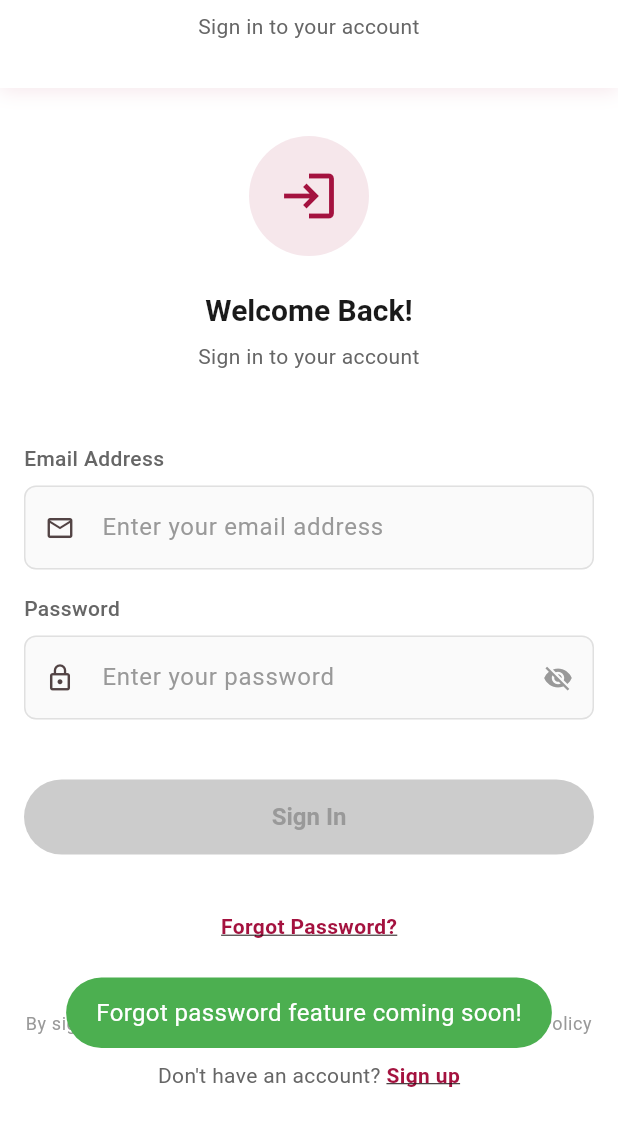
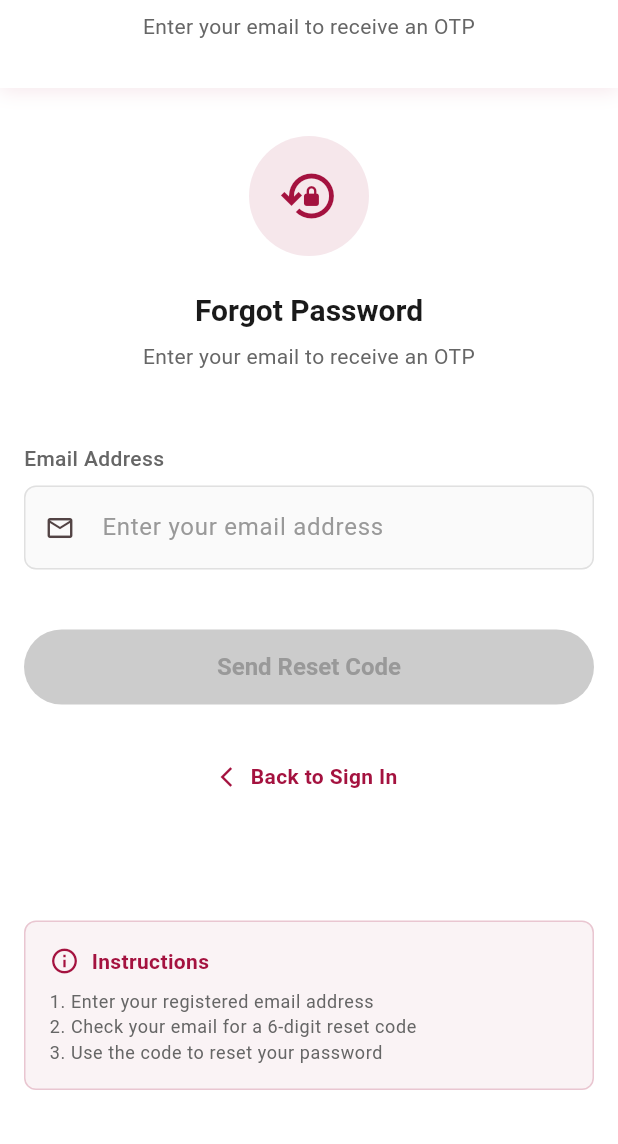
Before and after one commit to gurusaran1205/Amrita-Lab-X, a Flutter app: the screen it shows after launch, after a tap on "Forgot Password?", on a phone screen of 412 x 824 dp, the part 92-1236 px from its top. Run offline on Flutter 3.47's test engine with Material 3 defaults, Android fonts, the phone set to English and light mode, and no system bars; our stand-ins replace fluttertoast, google_fonts, pin_code_fields, shared_preferences; accounts and stored records are empty.

Commit message:
First commit

```diff
--- a/lib/main.dart
+++ b/lib/main.dart
@@ -1,4 +1,5 @@
 import 'package:amrita_ulabs/screens/login_screen.dart';
+import 'package:amrita_ulabs/screens/reset_password_screen.dart';
 import 'package:flutter/material.dart';
 import 'package:provider/provider.dart';
 import 'package:google_fonts/google_fonts.dart';
@@ -11,6 +12,7 @@ import 'screens/otp_verification_screen.dart';
 import 'screens/success_screen.dart';
 import 'providers/equipment_provider.dart';
 import 'screens/equipment_selection.dart';
+import 'screens/forgot_password_screen.dart';
 
 void main() {
   runApp(const AmritaULabsApp());
@@ -42,6 +44,12 @@ class AmritaULabsApp extends StatelessWidget {
           '/otp': (context) => const OtpVerificationScreen(),
           '/success': (context) => const SuccessScreen(),
           '/equipment': (context) => const EquipmentSelectionPage(),
+          '/forgot_password': (context) => const ForgotPasswordScreen(),
+          '/reset-password': (context) {
+            final email = ModalRoute.of(context)!.settings.arguments as String;
+            return ResetPasswordScreen(email: email);
+          },
+          // Added forgot password route
         },
       ),
     );
--- a/lib/screens/login_screen.dart
+++ b/lib/screens/login_screen.dart
@@ -216,7 +216,7 @@ class _LoginScreenState extends State<LoginScreen> {
             color: AppColors.primaryMaroon.withOpacity(0.1),
             shape: BoxShape.circle,
           ),
-          child: Icon(
+          child: const Icon(
             Icons.login_outlined,
             size: 40,
             color: AppColors.primaryMaroon,
@@ -309,7 +309,7 @@ class _LoginScreenState extends State<LoginScreen> {
   Widget _buildForgotPasswordLink() {
     return TextButton(
       onPressed: () {
-        _showSuccessToast('Forgot password feature coming soon!');
+        Navigator.pushNamed(context, '/forgot_password');
       },
       child: Text(
         'Forgot Password?',
--- a/lib/screens/reset_password_screen.dart
+++ b/lib/screens/reset_password_screen.dart
@@ -250,7 +250,7 @@ class _ResetPasswordScreenState extends State<ResetPasswordScreen> {
             color: AppColors.primaryMaroon.withOpacity(0.1),
             shape: BoxShape.circle,
           ),
-          child: Icon(
+          child: const Icon(
             Icons.security_outlined,
             size: 40,
             color: AppColors.primaryMaroon,
--- a/lib/screens/signup_screen.dart
+++ b/lib/screens/signup_screen.dart
@@ -301,7 +301,7 @@ class _SignupScreenState extends State<SignupScreen> {
       ),
       child: Row(
         children: [
-          Icon(
+          const Icon(
             Icons.error_outline,
             color: AppColors.error,
             size: 20,
--- a/lib/screens/success_screen.dart
+++ b/lib/screens/success_screen.dart
@@ -41,7 +41,7 @@ class SuccessScreen extends StatelessWidget {
                           color: AppColors.success.withOpacity(0.1),
                           shape: BoxShape.circle,
                         ),
-                        child: Icon(
+                        child: const Icon(
                           Icons.check_circle_outline,
                           size: 60,
                           color: AppColors.success,
@@ -125,7 +125,7 @@ class SuccessScreen extends StatelessWidget {
                       // Logout option
                       TextButton(
                         onPressed: () => _handleLogout(context, authProvider),
-                        child: Text(
+                        child: const Text(
                           'Logout',
                           style: TextStyle(
                             color: AppColors.textLight,
```
Also changed, not shown: lib/screens/equipment_selection.dart (+8 -6 lines), lib/screens/otp_verification_screen.dart (+7 -5 lines).
